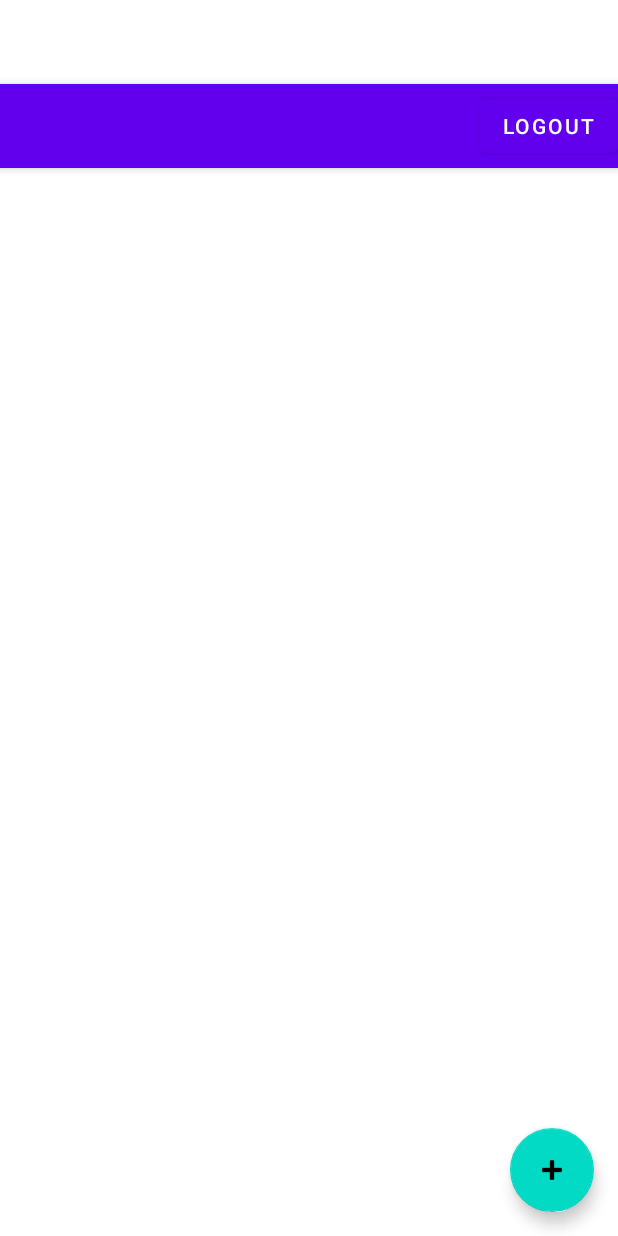
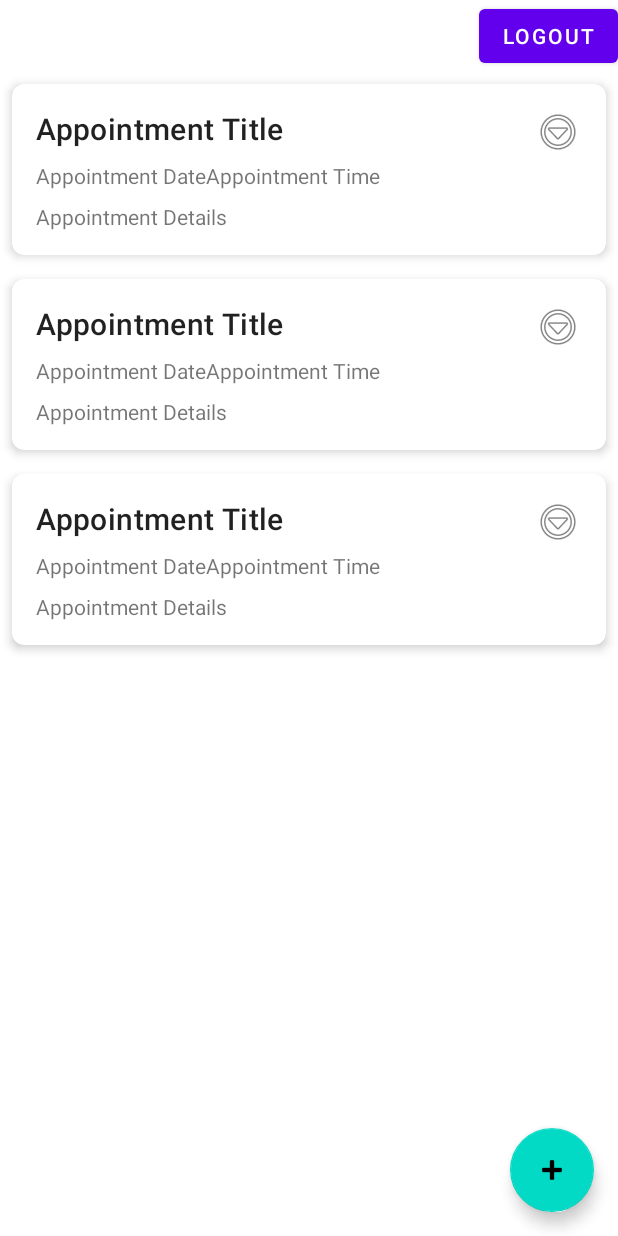
Before and after one commit to NeonAurora/SwiftSlotz, an Android app: the layout activity_appointments.xml on its own in the app's theme, with its tools: preview values and no code run, on a phone screen of 412 x 824 dp. Run offline under Robolectric (Android 15) with nearby library versions, the phone set to English and light mode, and no system bars.

Commit message:
title removed

```diff
--- a/app/src/main/java/com/example/swiftslotz/AppointmentsActivity.java
+++ b/app/src/main/java/com/example/swiftslotz/AppointmentsActivity.java
@@ -14,7 +14,7 @@
 import java.util.ArrayList;
 import java.util.List;
 
-public class AppointmentsActivity extends AppCompatActivity implements AppointmentsAdapter.OnAppointmentInteractionListener {
+public class AppointmentsActivity extends BaseActivity implements AppointmentsAdapter.OnAppointmentInteractionListener {
 
     private List<Appointment> appointments;
     private AppointmentsAdapter appointmentsAdapter;
--- a/app/src/main/res/layout/activity_appointments.xml
+++ b/app/src/main/res/layout/activity_appointments.xml
@@ -1,71 +1,37 @@
 <?xml version="1.0" encoding="utf-8"?>
-<androidx.coordinatorlayout.widget.CoordinatorLayout xmlns:android="http://schemas.android.com/apk/res/android"
+<androidx.constraintlayout.widget.ConstraintLayout xmlns:android="http://schemas.android.com/apk/res/android"
     xmlns:app="http://schemas.android.com/apk/res-auto"
     xmlns:tools="http://schemas.android.com/tools"
     android:layout_width="match_parent"
     android:layout_height="match_parent"
-    android:fitsSystemWindows="true"
     tools:context=".MainActivity">
-
-    <com.google.android.material.appbar.AppBarLayout
-        android:layout_width="match_parent"
-        android:layout_height="wrap_content"
-        android:theme="@style/ThemeOverlay.AppCompat.Dark.ActionBar">
-
-        <com.google.android.material.appbar.CollapsingToolbarLayout
-            android:id="@+id/collapsing_toolbar"
-            android:layout_width="match_parent"
-            android:layout_height="match_parent"
-            app:contentScrim="?attr/colorPrimary"
-            app:layout_scrollFlags="scroll|exitUntilCollapsed"
-            app:titleEnabled="false">
-
-
-            <androidx.appcompat.widget.Toolbar
-                android:id="@+id/toolbar"
-                android:layout_width="match_parent"
-                android:layout_height="?attr/actionBarSize"
-                app:layout_collapseMode="pin"
-                app:popupTheme="@style/ThemeOverlay.AppCompat.Light">
 
     <Button
         android:id="@+id/logoutButton"
         android:layout_width="wrap_content"
         android:layout_height="wrap_content"
         android:text="Logout"
-                    android:layout_gravity="end"/>
-            </androidx.appcompat.widget.Toolbar>
+        app:layout_constraintEnd_toEndOf="parent"
+        app:layout_constraintTop_toTopOf="parent"/>
 
-        </com.google.android.material.appbar.CollapsingToolbarLayout>
-    </com.google.android.material.appbar.AppBarLayout>
-
-    <androidx.core.widget.NestedScrollView
-        android:layout_width="match_parent"
-        android:layout_height="match_parent"
-        app:layout_behavior="@string/appbar_scrolling_view_behavior">
-
-        <androidx.constraintlayout.widget.ConstraintLayout
-            android:layout_width="match_parent"
-            android:layout_height="match_parent">
 
     <androidx.recyclerview.widget.RecyclerView
         android:id="@+id/appointmentsRecyclerView"
         android:layout_width="match_parent"
         android:layout_height="0dp"
         app:layout_constraintBottom_toBottomOf="parent"
-                app:layout_constraintTop_toTopOf="parent"
+        app:layout_constraintTop_toBottomOf="@id/logoutButton"
         tools:listitem="@layout/appointment_item" />
-
-        </androidx.constraintlayout.widget.ConstraintLayout>
-    </androidx.core.widget.NestedScrollView>
-
 
     <com.google.android.material.floatingactionbutton.FloatingActionButton
         android:id="@+id/addAppointmentButton"
         android:layout_width="wrap_content"
         android:layout_height="wrap_content"
-        android:layout_gravity="end|bottom"
-        android:layout_margin="@dimen/fab_margin"
-        android:src="@android:drawable/ic_input_add" />
+        android:layout_marginEnd="16dp"
+        android:layout_marginBottom="16dp"
+        android:contentDescription="@string/add_appointment"
+        android:src="@android:drawable/ic_input_add"
+        app:layout_constraintBottom_toBottomOf="parent"
+        app:layout_constraintEnd_toEndOf="parent" />
 
-</androidx.coordinatorlayout.widget.CoordinatorLayout>
+</androidx.constraintlayout.widget.ConstraintLayout>
```
Lines whose indentation alone changed are shown as unchanged.
